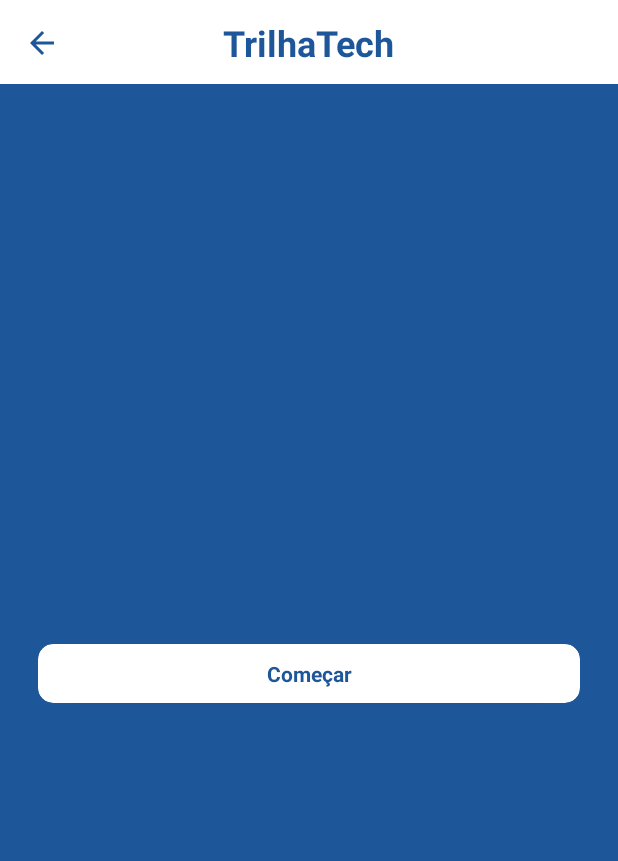
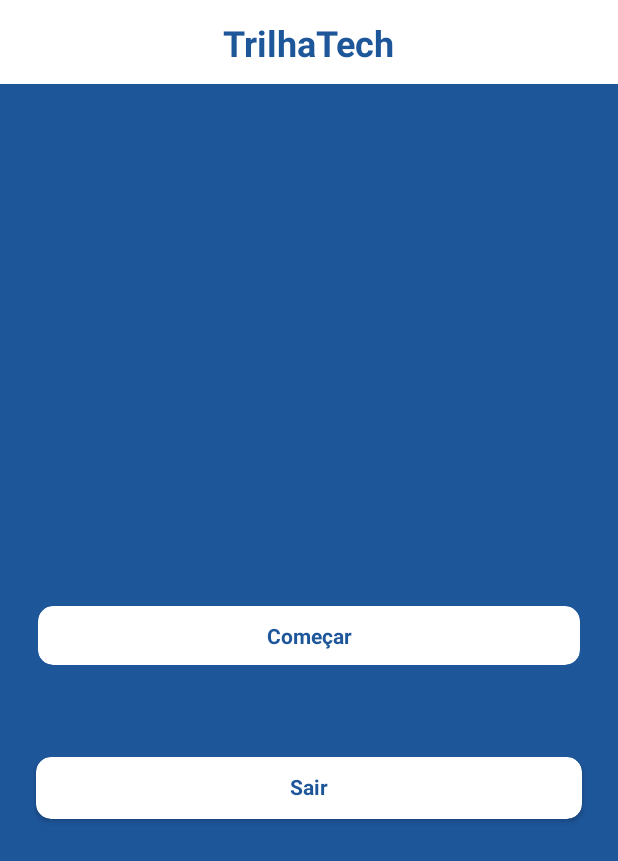
Before and after one commit to TrilhaTech/Projeto_Android, an Android app: the SetsActivity screen opened directly, with no data from a screen before it, on a phone screen of 412 x 824 dp. Shown: the top 861 px of the screen. Run offline under Robolectric (Android 15) with nearby library versions, the phone set to English and light mode, and no system bars.

Commit message:
fix: prototipo

```diff
--- a/app/src/main/res/layout/activity_sets.xml
+++ b/app/src/main/res/layout/activity_sets.xml
@@ -2,7 +2,7 @@
 <androidx.constraintlayout.widget.ConstraintLayout xmlns:android="http://schemas.android.com/apk/res/android"
     xmlns:app="http://schemas.android.com/apk/res-auto"
     xmlns:tools="http://schemas.android.com/tools"
-    android:layout_width="match_parent"
+    android:layout_width="wrap_content"
     android:layout_height="match_parent"
     android:background="@color/fundoAzul"
     tools:context=".Activities.SetsActivity">
@@ -14,7 +14,7 @@
         android:layout_marginStart="50dp"
         android:layout_marginTop="50dp"
         android:layout_marginEnd="50dp"
-        android:layout_marginBottom="50dp"
+        android:layout_marginBottom="100dp"
         android:background="#FFFFFF"
         app:layout_constraintBottom_toBottomOf="parent"
         app:layout_constraintEnd_toEndOf="parent"
@@ -34,16 +34,6 @@
         app:layout_constraintStart_toStartOf="parent"
         app:layout_constraintTop_toTopOf="parent" />
 
-    <ImageView
-        android:id="@+id/back"
-        android:layout_width="wrap_content"
-        android:layout_height="wrap_content"
-        android:layout_marginStart="16dp"
-        app:layout_constraintBottom_toBottomOf="@+id/textView"
-        app:layout_constraintStart_toStartOf="parent"
-        app:layout_constraintTop_toTopOf="@+id/textView"
-        app:srcCompat="@drawable/back_arrow" />
-
     <TextView
         android:id="@+id/textView"
         android:layout_width="wrap_content"
@@ -57,5 +47,35 @@
         app:layout_constraintStart_toStartOf="parent"
         app:layout_constraintTop_toTopOf="@+id/toolbar" />
 
+    <androidx.cardview.widget.CardView
+        android:id="@+id/cardView"
+        android:layout_width="364dp"
+        android:layout_height="41dp"
+        android:layout_marginStart="16dp"
+        android:layout_marginEnd="16dp"
+        android:layout_marginBottom="250dp"
+        android:background="@drawable/borda"
+        android:backgroundTint="@color/white"
+        app:cardCornerRadius="10dp"
+        app:layout_constraintBottom_toBottomOf="parent"
+        app:layout_constraintEnd_toEndOf="parent"
+        app:layout_constraintStart_toStartOf="parent"
+        app:layout_constraintTop_toBottomOf="@+id/setRecy">
+
+        <TextView
+            android:id="@+id/back"
+            android:layout_width="fill_parent"
+            android:layout_height="wrap_content"
+            android:layout_marginStart="10dp"
+            android:layout_marginTop="10dp"
+            android:layout_marginEnd="10dp"
+            android:layout_marginBottom="10dp"
+            android:gravity="center"
+            android:text="Sair"
+            android:textColor="@color/fundoAzul"
+            android:textStyle="bold" />
+
+    </androidx.cardview.widget.CardView>
+
 
 </androidx.constraintlayout.widget.ConstraintLayout>
--- a/app/src/main/res/layout/item_sets.xml
+++ b/app/src/main/res/layout/item_sets.xml
@@ -11,11 +11,11 @@
         android:layout_width="0dp"
         android:layout_height="wrap_content"
         android:layout_marginStart="16dp"
-        android:background="@drawable/borda"
-        android:backgroundTint="@color/white"
         android:layout_marginTop="50dp"
         android:layout_marginEnd="16dp"
         android:layout_marginBottom="50dp"
+        android:background="@drawable/borda"
+        android:backgroundTint="@color/white"
         app:cardCornerRadius="10dp"
         app:layout_constraintBottom_toBottomOf="parent"
         app:layout_constraintEnd_toEndOf="parent"
@@ -26,14 +26,14 @@
             android:id="@+id/setsName"
             android:layout_width="fill_parent"
             android:layout_height="wrap_content"
-            android:gravity="center"
             android:layout_marginStart="10dp"
             android:layout_marginTop="10dp"
             android:layout_marginEnd="10dp"
             android:layout_marginBottom="10dp"
+            android:gravity="center"
             android:text="Começar"
             android:textColor="@color/fundoAzul"
-            android:textStyle="bold"/>
+            android:textStyle="bold" />
 
     </androidx.cardview.widget.CardView>
 
```
